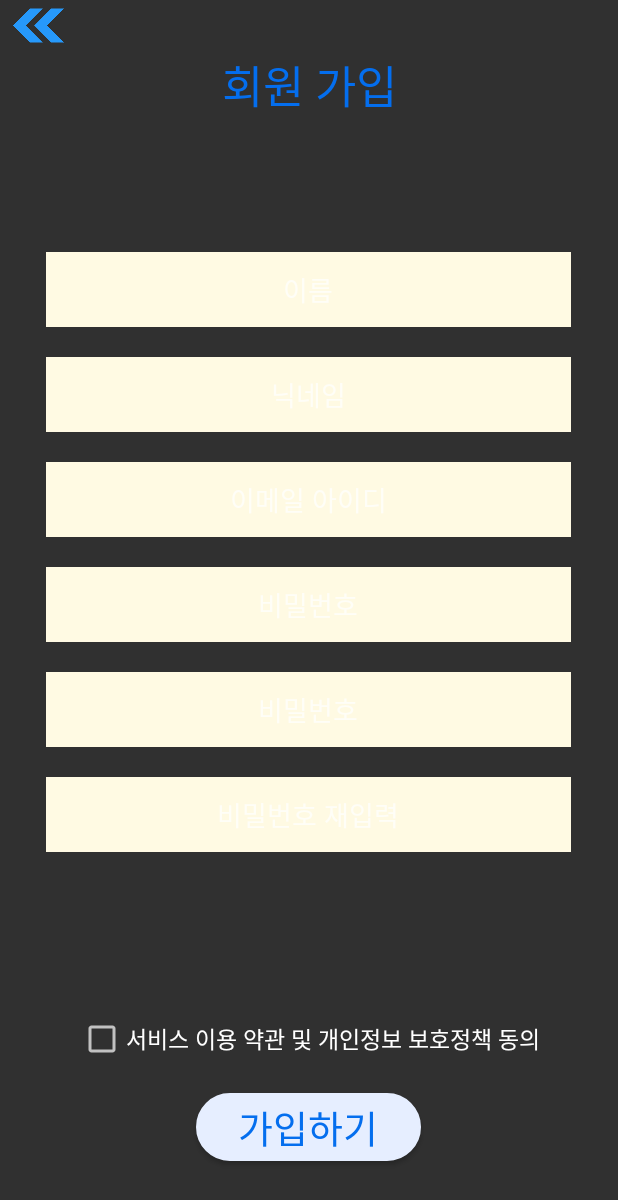
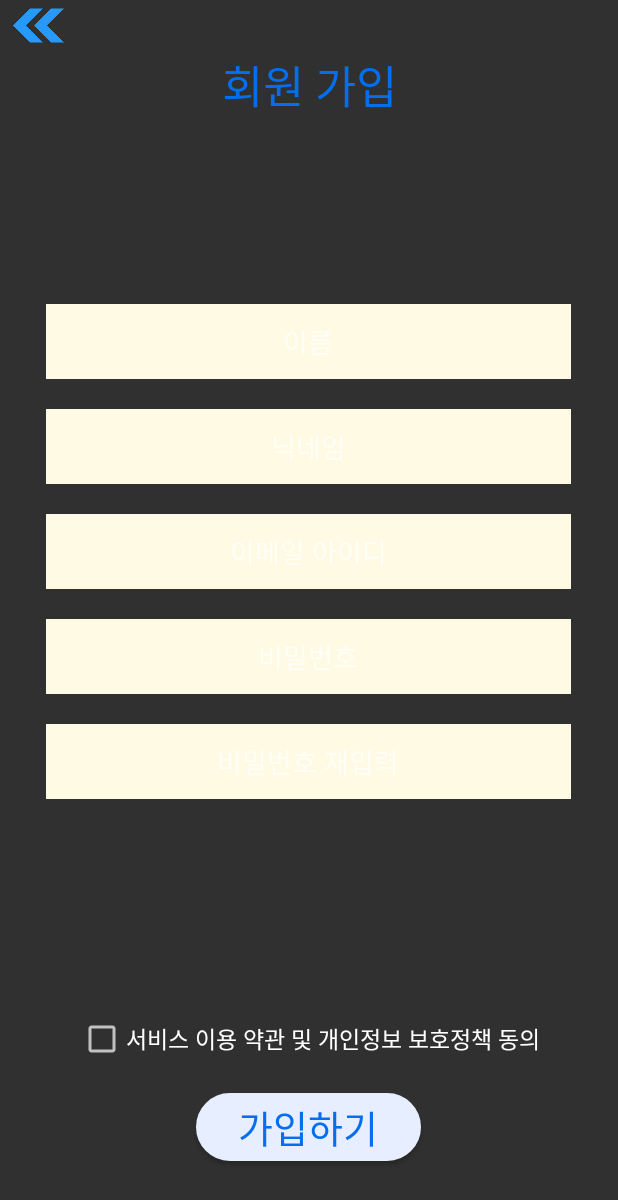
Before and after one commit to jeeheaG/Travelencer-2021-android, an Android app: the RegisterActivity screen opened directly, with no data from a screen before it, on a phone screen of 412 x 824 dp. Shown: the top 1200 px of the screen. Run offline under Robolectric (Android 15) with nearby library versions, the phone set to English and light mode, and no system bars.

Commit message:
밀번호 EditText 하나 삭제

```diff
--- a/app/src/main/java/com/example/travelencer_android_2021/FeedFilterFragment.kt
+++ b/app/src/main/java/com/example/travelencer_android_2021/FeedFilterFragment.kt
@@ -5,6 +5,8 @@ import androidx.fragment.app.Fragment
 import android.view.LayoutInflater
 import android.view.View
 import android.view.ViewGroup
+import kotlinx.android.synthetic.main.activity_login.*
+import kotlinx.android.synthetic.main.fragment_feed_filter.view.*
 
 private const val ARG_PARAM1 = "param1"
 private const val ARG_PARAM2 = "param2"
@@ -25,7 +27,10 @@ class FeedFilterFragment : Fragment() {
                               savedInstanceState: Bundle?): View? {
         val view = inflater.inflate(R.layout.fragment_feed_filter, container, false)
 
+        // 뒤로가기 이미지 클릭
+        view.imgBack.setOnClickListener {
 
+        }
 
         return view
     }
--- a/app/src/main/res/layout/activity_register.xml
+++ b/app/src/main/res/layout/activity_register.xml
@@ -55,13 +55,6 @@
         <EditText
             android:layout_width="350dp"
             android:layout_height="50dp"
-            android:hint="비밀번호"
-            android:gravity="center"
-            android:background="#FFFAE3"
-            android:layout_marginBottom="20dp"/>
-        <EditText
-            android:layout_width="350dp"
-            android:layout_height="50dp"
             android:hint="비밀번호 재입력"
             android:gravity="center"
             android:background="#FFFAE3"
```
